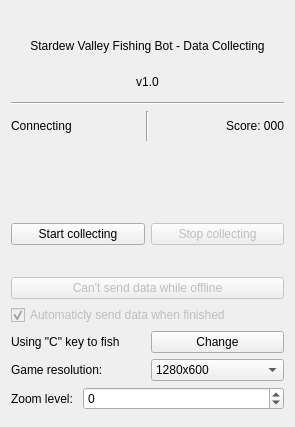
Qt form designs/GUI_design_with_res.ui (Setti7/SVFB-GUI) before a commit.
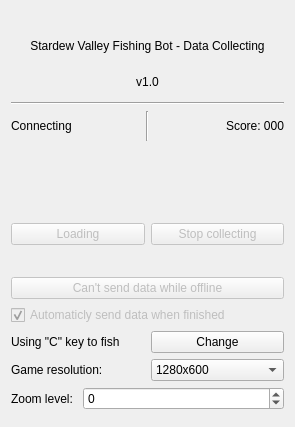
The same form after that commit. Icons and pictures are not drawn.

Patch:
```diff
--- a/designs/GUI_design_with_res.ui
+++ b/designs/GUI_design_with_res.ui
@@ -137,8 +137,11 @@
       <layout class="QHBoxLayout" name="horizontalLayout">
        <item>
         <widget class="QPushButton" name="data_start">
+         <property name="enabled">
+          <bool>false</bool>
+         </property>
          <property name="text">
-          <string>Start collecting</string>
+          <string>Loading</string>
          </property>
         </widget>
        </item>
```
